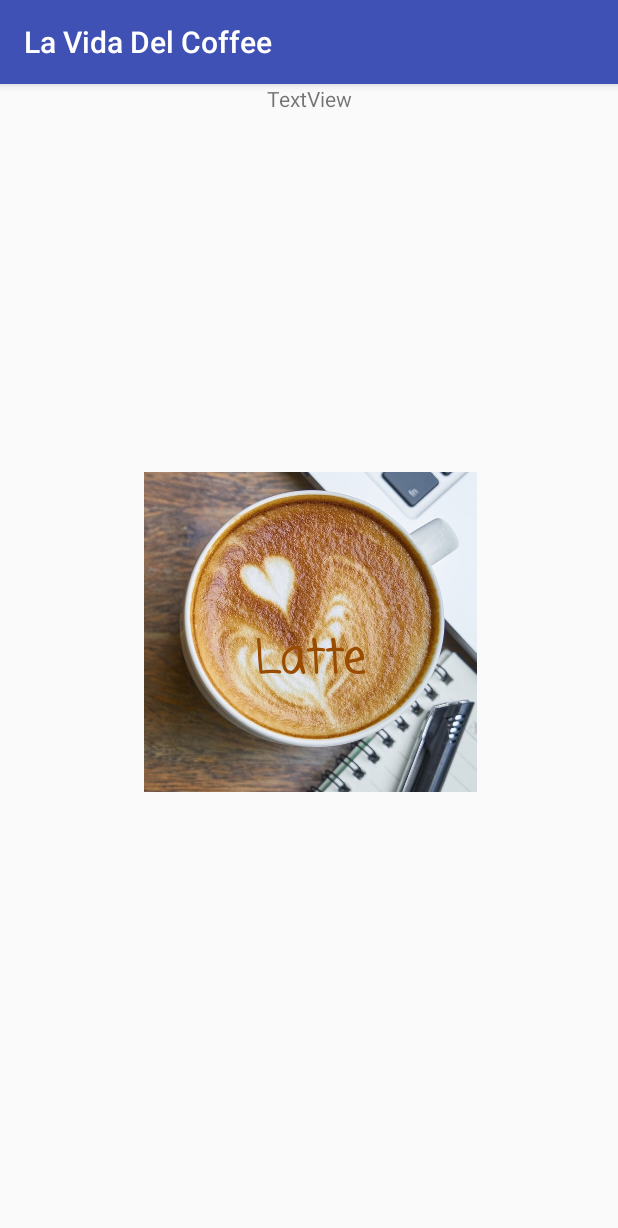
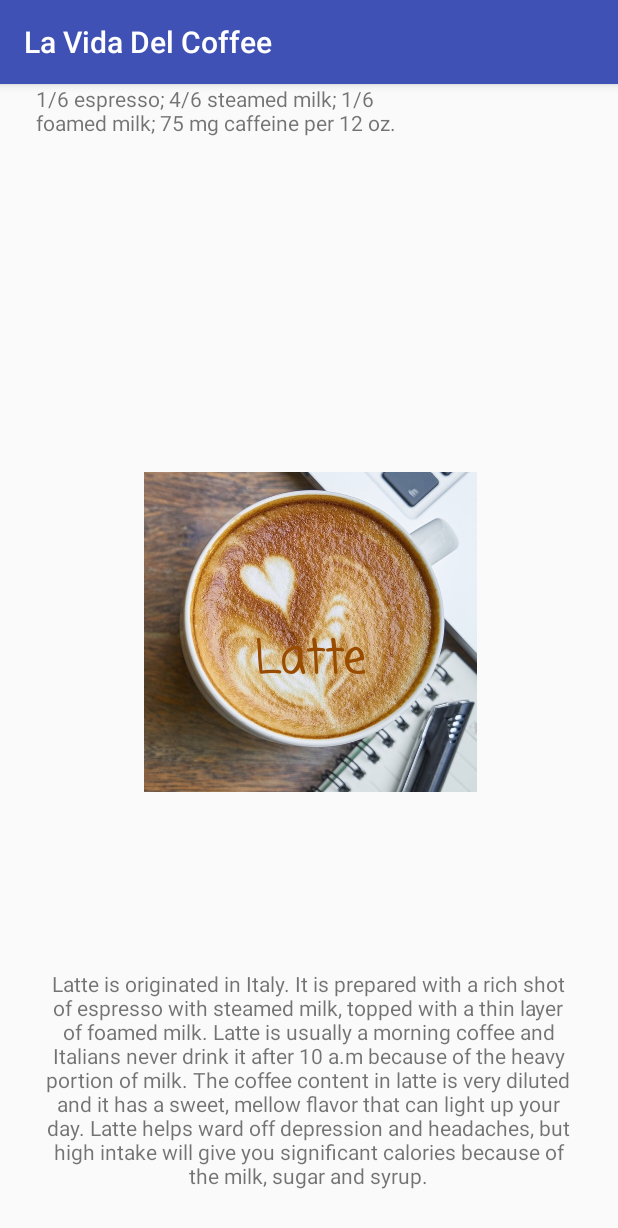
Before and after one commit to hafsah786/LaVidaDelCoffee, an Android app: the LatteActivity screen opened directly, with no data from a screen before it, on a phone screen of 412 x 824 dp. Shown: the top 1228 px of the screen. Run offline under Robolectric (Android 15) with nearby library versions, the phone set to English and light mode, and no system bars.

```diff
--- a/app/src/main/res/layout/activity_latte.xml
+++ b/app/src/main/res/layout/activity_latte.xml
@@ -34,11 +34,25 @@
         app:layout_constraintTop_toTopOf="parent" />
 
     <TextView
-        android:id="@+id/textView"
-        android:layout_width="wrap_content"
-        android:layout_height="wrap_content"
-        android:text="TextView"
+        android:id="@+id/latteInfo"
+        android:layout_width="247dp"
+        android:layout_height="53dp"
+        android:layout_marginStart="24dp"
+        android:text="@string/latteInfo"
         app:layout_constraintLeft_toLeftOf="parent"
         app:layout_constraintRight_toRightOf="parent"
-        tools:layout_editor_absoluteY="337dp" />
+        app:layout_constraintStart_toStartOf="parent"
+        tools:layout_editor_absoluteY="295dp" />
+
+    <TextView
+        android:id="@+id/latteContent"
+        android:layout_width="355dp"
+        android:layout_height="174dp"
+        android:layout_marginBottom="4dp"
+        android:layout_marginLeft="28dp"
+        android:text="@string/latteDescription"
+        android:textAlignment="center"
+        app:layout_constraintBottom_toBottomOf="parent"
+        app:layout_constraintLeft_toLeftOf="parent"
+        tools:background="@color/brownAccent" />
 </android.support.constraint.ConstraintLayout>
--- a/app/src/main/res/values/colors.xml
+++ b/app/src/main/res/values/colors.xml
@@ -3,5 +3,5 @@
     <color name="colorPrimary">#3F51B5</color>
     <color name="colorPrimaryDark">#303F9F</color>
     <color name="colorAccent">#FF4081</color>
-    <color name="brownAccent">#994C00</color>
+    <color name="brownAccent">#994c00</color>
 </resources>
--- a/app/src/main/res/values/strings.xml
+++ b/app/src/main/res/values/strings.xml
@@ -7,7 +7,7 @@
     <string name="espressoText">Espresso</string>
     <string name="mochaText">Mocha</string>
     <string name="latteDescription">Latte is originated in Italy. It is prepared with a rich shot of espresso with steamed milk, topped with a thin layer of foamed milk. Latte is usually a morning coffee and Italians never drink it after 10 a.m because of the heavy portion of milk. The coffee content in latte is very diluted and it has a sweet, mellow flavor that can light up your day. Latte helps ward off depression and headaches, but high intake will give you significant calories because of the milk, sugar and syrup.</string>
-    <string name="latteInfo">⅙ espresso; 4/6 steamed milk; 1/6 foamed milk; 75 mg caffeine per 12 oz.</string>
+    <string name="latteInfo"> 1/6 espresso; 4/6 steamed milk; 1/6 foamed milk; 75 mg caffeine per 12 oz.</string>
 
 
 </resources>
```
